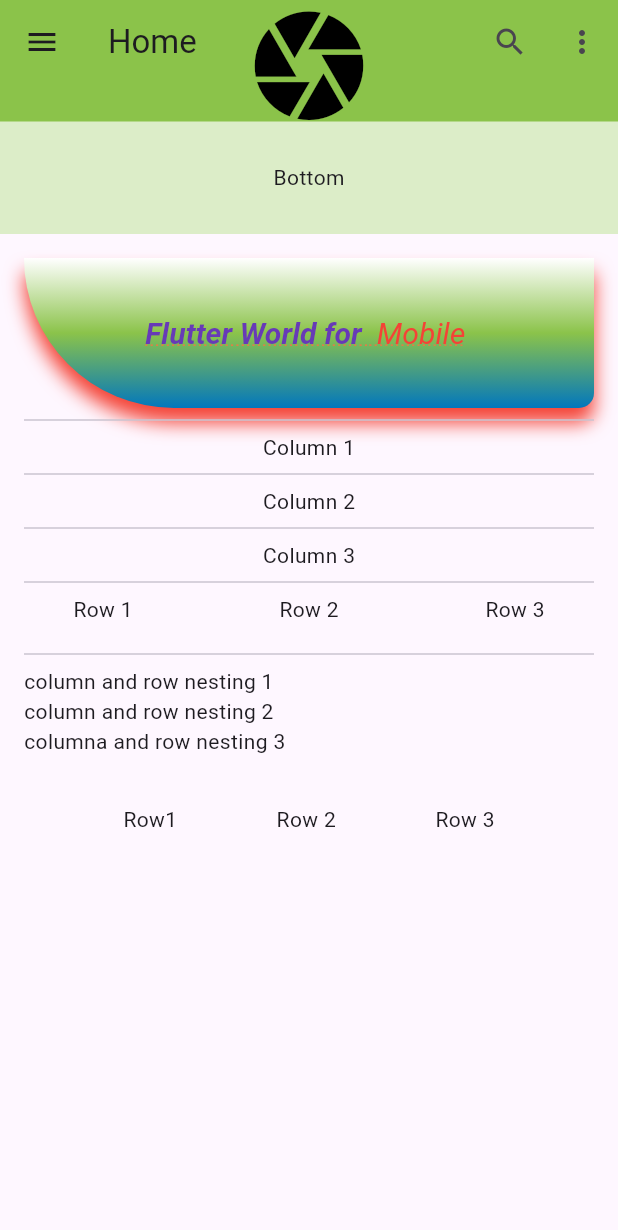
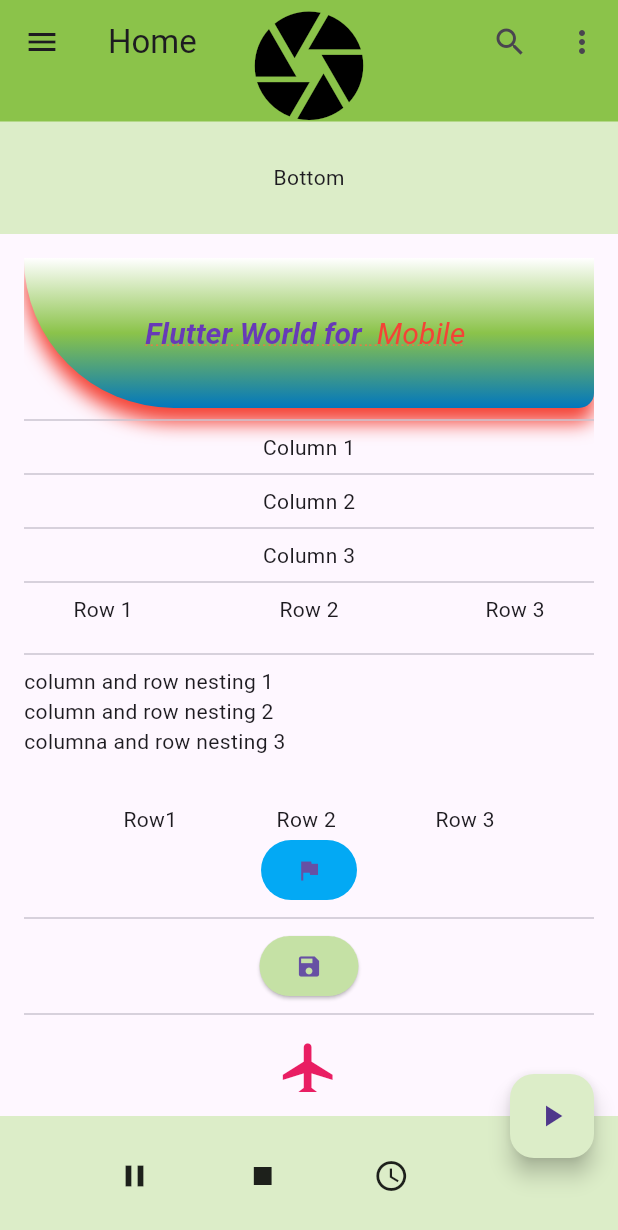
Before and after one commit to DikshitBhatta/Flutter, a Flutter app: the screen it shows after launch, on a phone screen of 412 x 824 dp. Shown: the top 1230 px of the screen. Run offline on Flutter 3.47's test engine with Material 3 defaults, Android fonts, the phone set to English and light mode, and no system bars.

Commit message:
buttons text elevated icon done

```diff
--- a/commonwidgets/appbar/lib/pages/home.dart
+++ b/commonwidgets/appbar/lib/pages/home.dart
@@ -54,16 +54,59 @@
                 const rowexample(),
                 Divider(),
                 const columnrownestedexample(),
+                TextButton(
+                  onPressed: () {},
+                  child: Icon(Icons.flag),
+                  style: ButtonStyle(
+                    backgroundColor: WidgetStatePropertyAll(Colors.lightBlue),
+                  ),
+                ),
+                Divider(),
+                ElevatedButton(
+                  onPressed: () {},
+                  child: Icon(Icons.save),
+                  style: ButtonStyle(
+                      backgroundColor:
+                          WidgetStatePropertyAll(Colors.lightGreen.shade200)),
+                ),
+                Divider(),
+                IconButton(
+                  onPressed: () {},
+                  icon: Icon(Icons.flight),
+                  iconSize: 42.00,
+                  color: Colors.pink,
+                  tooltip: 'Flight',
+                ),
               ],
             ),
           ),
         ),
-        ));
+      ),
+      floatingActionButtonLocation: FloatingActionButtonLocation.endDocked,
+      floatingActionButton: FloatingActionButton(
+        onPressed: () {},
+        child: Icon(Icons.play_arrow),
+        //label: Text('Play'),
+        backgroundColor: Colors.lightGreen.shade100,
+      ),
+      bottomNavigationBar: BottomAppBar(
+        color: Colors.lightGreen.shade100,
+        child: Row(
+          mainAxisAlignment: MainAxisAlignment.spaceEvenly,
+          children: <Widget>[
+            Icon(Icons.pause),
+            Icon(Icons.stop),
+            Icon(Icons.access_time),
+            Padding(padding: EdgeInsets.all(00.00))
+          ],
+        ),
+      ),
+    );
   }
 }
 
 class Containerwithboxdecoration extends StatelessWidget {
-  const Containerwithboxdecoration({key}) : super(key: key);
+  const Containerwithboxdecoration({Key? key}) : super(key: key);
   @override
   Widget build(BuildContext context) {
     return Column(
@@ -126,7 +169,7 @@
 }
 
 class columnexample extends StatelessWidget {
-  const columnexample({key}) : super(key: key);
+  const columnexample({Key? key}) : super(key: key);
   @override
   Widget build(BuildContext context) {
     return Column(
@@ -145,7 +188,7 @@
 }
 
 class rowexample extends StatelessWidget {
-  const rowexample({key}) : super(key: key);
+  const rowexample({Key? key}) : super(key: key);
   @override
   Widget build(BuildContext context) {
     return Row(
@@ -164,7 +207,7 @@
 }
 
 class columnrownestedexample extends StatelessWidget {
-  const columnrownestedexample({key}) : super(key: key);
+  const columnrownestedexample({Key? key}) : super(key: key);
   @override
   Widget build(BuildContext context) {
     return Column(
@@ -177,7 +220,6 @@
         Text('columna and row nesting 3'),
         Padding(padding: EdgeInsets.all(16.00)),
         Row(
-
           mainAxisAlignment: MainAxisAlignment.spaceEvenly,
           children: <Widget>[
             Text('Row1'),
```
Also changed, not shown: commonwidgets/appbar/lib/model/ToDoMenuItem.dart (added). Lines whose indentation alone changed are shown as unchanged.
